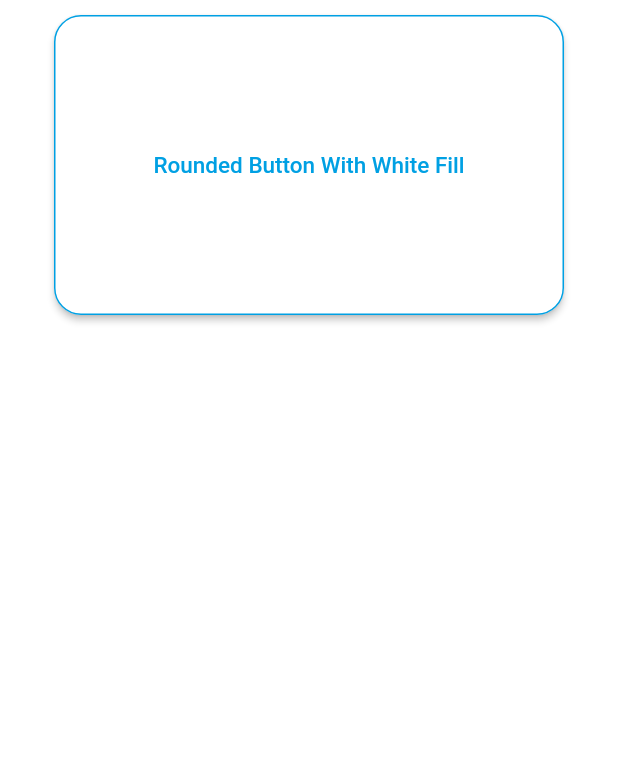
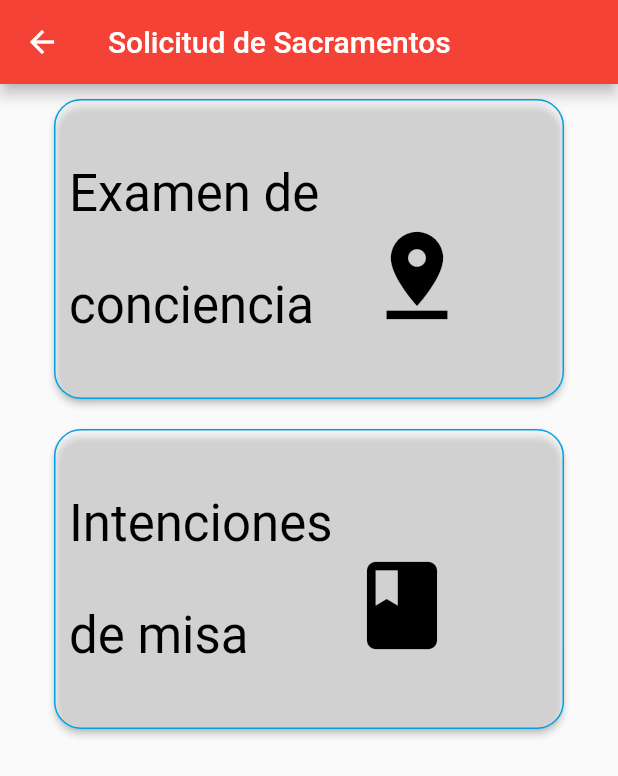
Before and after one commit to kamo28/PDMI, a Flutter app: the screen it shows after launch, after a tap on an icon or button, on a phone screen of 412 x 824 dp. Shown: the top 776 px of the screen. Run offline on Flutter 3.47's test engine with Material 2 defaults, Android fonts, the phone set to English and light mode, and no system bars; our stand-ins replace webview_flutter; missing offline and left inert: flutter_sms, http_auth; network calls fail.

Commit message:
botones de sacramentos ordinario

```diff
--- a/pdm/lib/page/sacramentos_ordinarios.dart
+++ b/pdm/lib/page/sacramentos_ordinarios.dart
@@ -1,13 +1,18 @@
 import 'package:flutter/material.dart';
+import 'package:pdm/inicio.dart';
+import 'package:pdm/page/solicitud_sacramentos.dart';
 
 class sacramentos_ordinarios extends StatelessWidget {
   @override
-  Widget build(BuildContext context) {
-    return MaterialApp(
-      title: 'Lista de sacramentos',
-      home: new Center(
+  Widget build(BuildContext context) => Scaffold(
+        appBar: AppBar(
+          title: Text("Solicitud de Sacramentos"),
+        ),
+        body: Builder(
+            builder: (context) => Center(
                   child: new Column(
                     children: <Widget>[
+                      //Botón
                       Container(
                         margin: EdgeInsets.all(10),
                         height: 200.0,
@@ -15,17 +20,65 @@ class sacramentos_ordinarios extends StatelessWidget {
                         child: RaisedButton(
                           shape: RoundedRectangleBorder(
                               borderRadius: BorderRadius.circular(18.0),
-                  side: BorderSide(color: Color.fromRGBO(0, 160, 227, 1))),
-              onPressed: () {},
+                              side: BorderSide(
+                                  color: Color.fromRGBO(0, 160, 227, 1))),
+                          onPressed: () {
+                            Navigator.push(
+                                context,
+                                MaterialPageRoute(
+                                    builder: (context) =>
+                                        solicitud_sacramentos()));
+                          },
                           padding: EdgeInsets.all(10.0),
-              color: Colors.white,
-              textColor: Color.fromRGBO(0, 160, 227, 1),
-              child: Text("Rounded Button With White Fill",
-                  style: TextStyle(fontSize: 15)),
+                          color: Colors.white38,
+                          textColor: Colors.black,
+                          child: Align(
+                            alignment: Alignment.centerLeft,
+                            child: RichText(
+                                text: TextSpan(children: [
+                              TextSpan(
+                                  text: "Examen de conciencia    ",
+                                  style: TextStyle(
+                                      fontSize: 34, color: Colors.black)),
+                              WidgetSpan(child: Icon(Icons.pin_drop, size: 70))
+                            ])),
                           ),
-          )
+                        ),
+                      ),
+                      Container(
+                        margin: EdgeInsets.all(10),
+                        height: 200.0,
+                        width: 340,
+                        child: RaisedButton(
+                          shape: RoundedRectangleBorder(
+                              borderRadius: BorderRadius.circular(18.0),
+                              side: BorderSide(
+                                  color: Color.fromRGBO(0, 160, 227, 1))),
+                          onPressed: () {
+                            Navigator.push(
+                                context,
+                                MaterialPageRoute(
+                                    builder: (context) =>
+                                        sacramentos_ordinarios()));
+                          },
+                          padding: EdgeInsets.all(10.0),
+                          color: Colors.white38,
+                          textColor: Colors.black,
+                          child: Align(
+                            alignment: Alignment.centerLeft,
+                            child: RichText(
+                                text: TextSpan(children: [
+                              TextSpan(
+                                  text: "Intenciones \nde misa        ",
+                                  style: TextStyle(
+                                      fontSize: 34, color: Colors.black)),
+                              WidgetSpan(child: Icon(Icons.book, size: 70))
+                            ])),
+                          ),
+                        ),
+                      ),
                     ],
+                  ),
                 )),
       );
 }
-}
--- a/pdm/lib/page/solicitud_sacramentos.dart
+++ b/pdm/lib/page/solicitud_sacramentos.dart
@@ -5,9 +5,8 @@ import 'package:pdm/widget/navigation_drawer_widget.dart';
 class solicitud_sacramentos extends StatelessWidget {
   @override
   Widget build(BuildContext context) => Scaffold(
-        drawer: NavigationDrawerWidget(),
         appBar: AppBar(
-          title: Text(MyApp.title),
+          title: Text("Solicitud de Sacramentos"),
         ),
         body: Builder(
             builder: (context) => Center(
```
Lines whose indentation alone changed are shown as unchanged.
